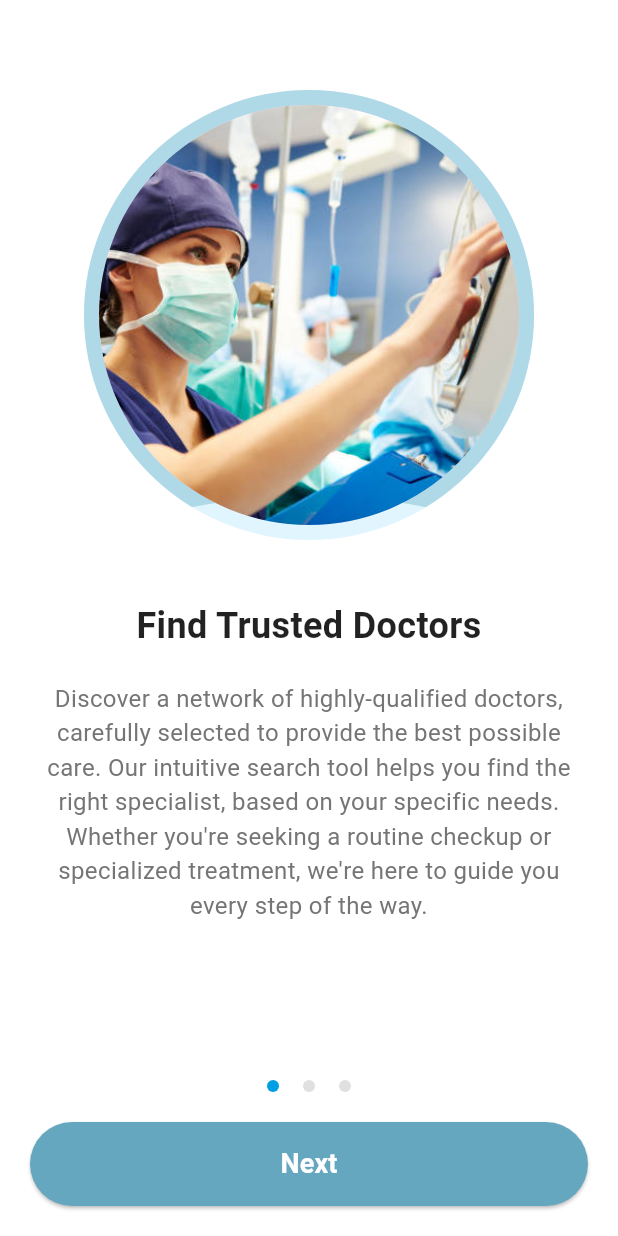
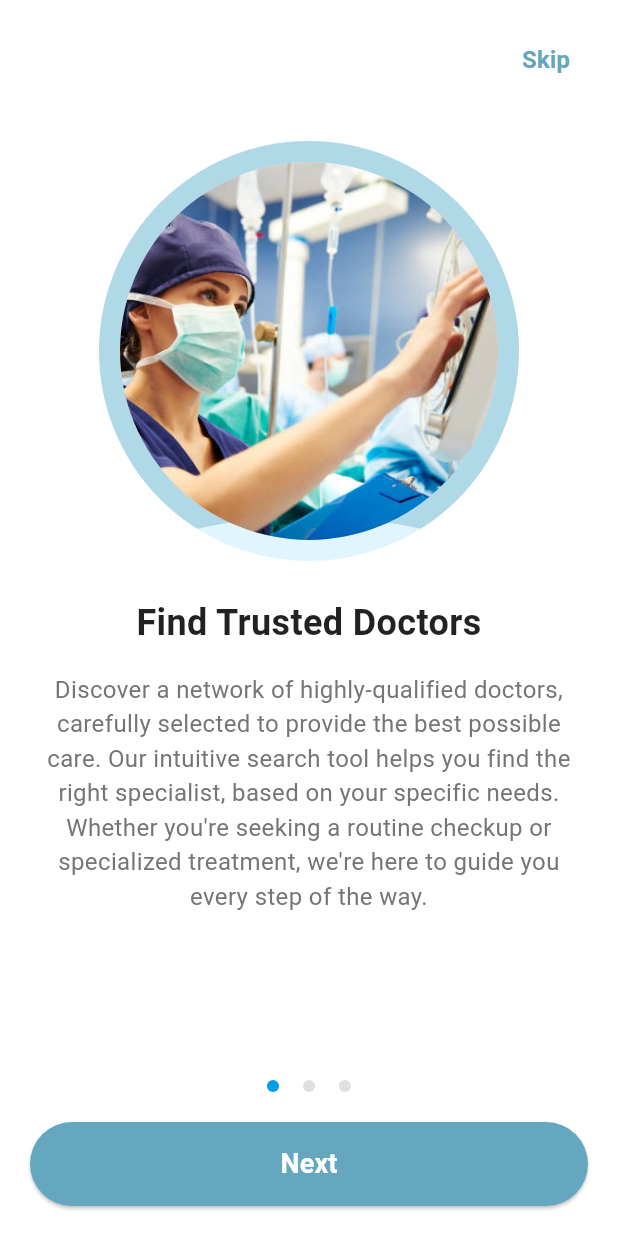
Before and after one commit to FathimaNajlak/masiha_user, a Flutter app: the screen it shows after launch, on a phone screen of 412 x 824 dp. Run offline on Flutter 3.47's test engine with Material 3 defaults, Android fonts, the phone set to English and light mode, and no system bars; our stand-ins replace firebase_auth, firebase_core, fluttertoast, font_awesome_flutter, google_fonts, google_sign_in and 1 more; accounts and stored records are empty.

Commit message:
skip added in onboard

```diff
--- a/lib/screens/onboards/common/onboard_control.dart
+++ b/lib/screens/onboards/common/onboard_control.dart
@@ -5,7 +5,12 @@ import 'package:masiha_user/providers/onboarding_provider.dart';
 import 'package:provider/provider.dart';
 
 class OnboardingControls extends StatelessWidget {
-  const OnboardingControls({super.key});
+  final PageController pageController;
+
+  const OnboardingControls({
+    super.key,
+    required this.pageController,
+  });
 
   @override
   Widget build(BuildContext context) {
@@ -50,18 +55,28 @@ class OnboardingControls extends StatelessWidget {
             width: double.infinity,
             height: 56,
             child: ElevatedButton(
-              onPressed: () {
+              onPressed: () async {
                 final provider = context.read<OnboardingProvider>();
+
                 if (isLastPage) {
                   Navigator.pushReplacementNamed(context, '/letin');
+                  return;
+                }
+
+                if (provider.isLastPageInSection()) {
+                  // If we're at the last page of current section
+                  provider.nextPage(); // This will increment the section
+                  Navigator.pushReplacementNamed(
+                    context,
+                    '/onboard${provider.currentSection}',
+                  );
                 } else {
+                  // If we're not at the last page, just animate to next page
+                  await pageController.nextPage(
+                    duration: const Duration(milliseconds: 300),
+                    curve: Curves.easeInOut,
+                  );
                   provider.nextPage();
-                  if (provider.currentSection != currentSection) {
-                    Navigator.pushReplacementNamed(
-                      context,
-                      '/onboard${provider.currentSection}',
-                    );
-                  }
                 }
               },
               style: ElevatedButton.styleFrom(
--- a/lib/screens/onboards/common/onboard_page.dart
+++ b/lib/screens/onboards/common/onboard_page.dart
@@ -13,17 +13,43 @@ class OnboardingPage extends StatelessWidget {
 
   @override
   Widget build(BuildContext context) {
-    return Padding(
-      padding: const EdgeInsets.all(20.0),
+    return LayoutBuilder(
+      builder: (context, constraints) {
+        // Calculate sizes based on available height
+        final availableHeight = constraints.maxHeight;
+        final imageSize = availableHeight * 0.4; // 40% of available height
+        final topPadding = availableHeight * 0.02; // 2% of available height
+
+        return SingleChildScrollView(
           child: Column(
+            mainAxisSize: MainAxisSize.min,
             children: [
-          const SizedBox(height: 40),
+              Align(
+                alignment: Alignment.topRight,
+                child: Padding(
+                  padding: const EdgeInsets.all(16.0),
+                  child: TextButton(
+                    onPressed: () {
+                      Navigator.pushReplacementNamed(context, '/letin');
+                    },
+                    child: const Text(
+                      'Skip',
+                      style: TextStyle(
+                        color: AppColors.darkcolor,
+                        fontSize: 16,
+                        fontWeight: FontWeight.w600,
+                      ),
+                    ),
+                  ),
+                ),
+              ),
+              SizedBox(height: topPadding),
               Stack(
                 alignment: Alignment.center,
                 children: [
                   Container(
-                width: 300,
-                height: 300,
+                    width: imageSize,
+                    height: imageSize,
                     decoration: BoxDecoration(
                       shape: BoxShape.circle,
                       color: Colors.lightBlue.shade50,
@@ -39,13 +65,15 @@ class OnboardingPage extends StatelessWidget {
                     ),
                   ),
                   CircleAvatar(
-                radius: 140,
+                    radius: imageSize * 0.45, // Slightly smaller than container
                     backgroundImage: AssetImage(content.imagePath),
                   ),
                 ],
               ),
-          const SizedBox(height: 40),
-          Text(
+              const SizedBox(height: 24),
+              Padding(
+                padding: const EdgeInsets.symmetric(horizontal: 20.0),
+                child: Text(
                   content.title,
                   textAlign: TextAlign.center,
                   style: const TextStyle(
@@ -54,8 +82,11 @@ class OnboardingPage extends StatelessWidget {
                     color: Colors.black87,
                   ),
                 ),
-          const SizedBox(height: 20),
-          Text(
+              ),
+              const SizedBox(height: 16),
+              Padding(
+                padding: const EdgeInsets.symmetric(horizontal: 20.0),
+                child: Text(
                   content.description,
                   textAlign: TextAlign.center,
                   style: TextStyle(
@@ -63,8 +94,12 @@ class OnboardingPage extends StatelessWidget {
                     color: Colors.grey[600],
                   ),
                 ),
+              ),
+              const SizedBox(height: 20),
             ],
           ),
         );
+      },
+    );
   }
 }
--- a/lib/screens/onboards/onboard1/onboard1_view.dart
+++ b/lib/screens/onboards/onboard1/onboard1_view.dart
@@ -1,22 +1,48 @@
 import 'package:flutter/material.dart';
 import 'package:masiha_user/models/onboardings/onboarding1_model.dart';
+import 'package:masiha_user/providers/onboarding_provider.dart';
 import 'package:masiha_user/screens/onboards/common/onboard_control.dart';
 import 'package:masiha_user/screens/onboards/common/onboard_page.dart';
 import 'package:provider/provider.dart';
-import 'package:masiha_user/providers/onboarding_provider.dart';
 
-class Onboarding1View extends StatelessWidget {
+class Onboarding1View extends StatefulWidget {
   const Onboarding1View({super.key});
 
   @override
+  State<Onboarding1View> createState() => _Onboarding1ViewState();
+}
+
+class _Onboarding1ViewState extends State<Onboarding1View> {
+  late PageController _pageController;
+
+  @override
+  void initState() {
+    super.initState();
+    _pageController = PageController();
+    // Set the initial section
+    WidgetsBinding.instance.addPostFrameCallback((_) {
+      context.read<OnboardingProvider>().setSection(1);
+    });
+  }
+
+  @override
+  void dispose() {
+    _pageController.dispose();
+    super.dispose();
+  }
+
+  @override
   Widget build(BuildContext context) {
-    return Scaffold(
+    return WillPopScope(
+      onWillPop: () async => false, // Prevent back button
+      child: Scaffold(
         backgroundColor: Colors.white,
         body: SafeArea(
           child: Column(
             children: [
               Expanded(
                 child: PageView.builder(
+                  controller: _pageController,
                   onPageChanged: (index) {
                     context.read<OnboardingProvider>().setPage(index);
                   },
@@ -26,8 +52,9 @@ class Onboarding1View extends StatelessWidget {
                   },
                 ),
               ),
-            const OnboardingControls(),
+              OnboardingControls(pageController: _pageController),
             ],
+          ),
         ),
       ),
     );
```
Also changed, not shown: lib/providers/onboarding_provider.dart (+10 -14 lines), lib/screens/onboards/onboard2/onboard2_view.dart (+27 -20 lines), lib/screens/onboards/onboard3/onboard3_view.dart (+26 -20 lines). Lines whose indentation alone changed are shown as unchanged.
